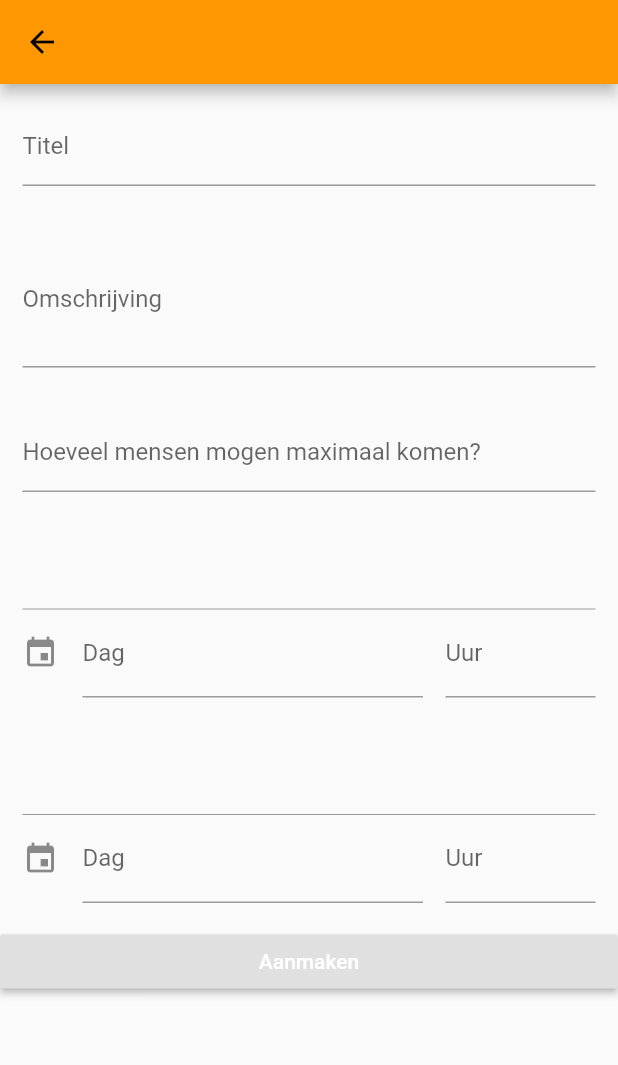
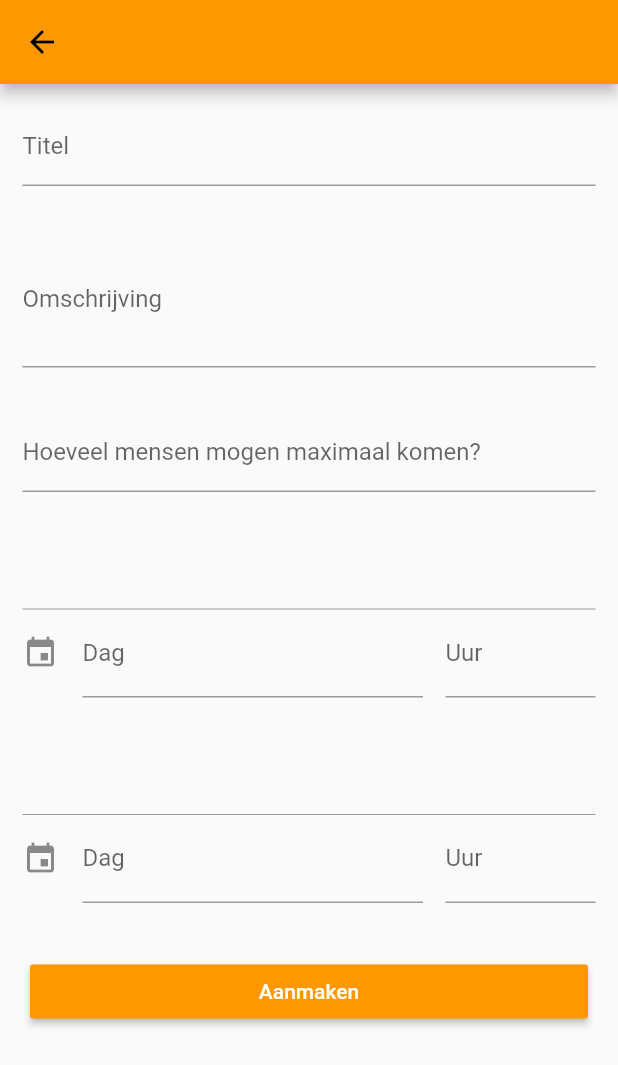
Before and after one commit to LennardDeurman/nibblr_assessment_app, a Flutter app: the CreateDinnerPage screen opened directly, on a phone screen of 412 x 824 dp. Shown: the top 1065 px of the screen. Run offline on Flutter 3.47's test engine with Material 2 defaults, Android fonts, the phone set to English and light mode, and no system bars; drawn by our look-alikes of date_time_picker; missing offline and left inert: custom_progress_dialog; accounts and stored records are empty.

Commit message:
Minor fixes

```diff
--- a/lib/components/forms/dinner.dart
+++ b/lib/components/forms/dinner.dart
@@ -109,9 +109,13 @@ class DinnerFormState extends State<DinnerForm> with FormTextFields {
               ],
             ),
           ),
-          RaisedButton(
-            child: Text("Aanmaken", style: TextStyle(color: Colors.white)),
-            onPressed: _onSubmitPressed,
+          Container(
+            child: RaisedButton(
+              child: Text("Aanmaken", style: TextStyle(color: Colors.white),),
+              color: Colors.orange,
+              onPressed: _onSubmitPressed,
+            ),
+            margin: EdgeInsets.all(20),
           )
 
 
```
Also changed, not shown: lib/pages/dinner.dart (+11 -10 lines).
